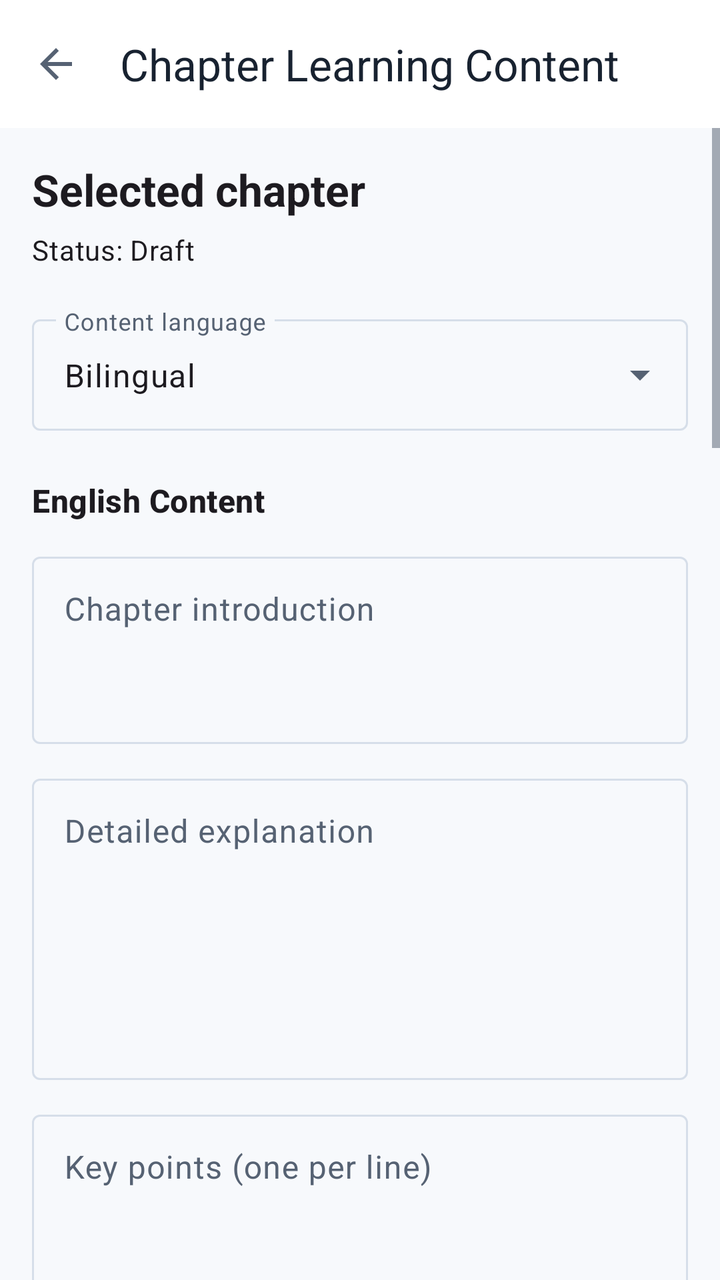
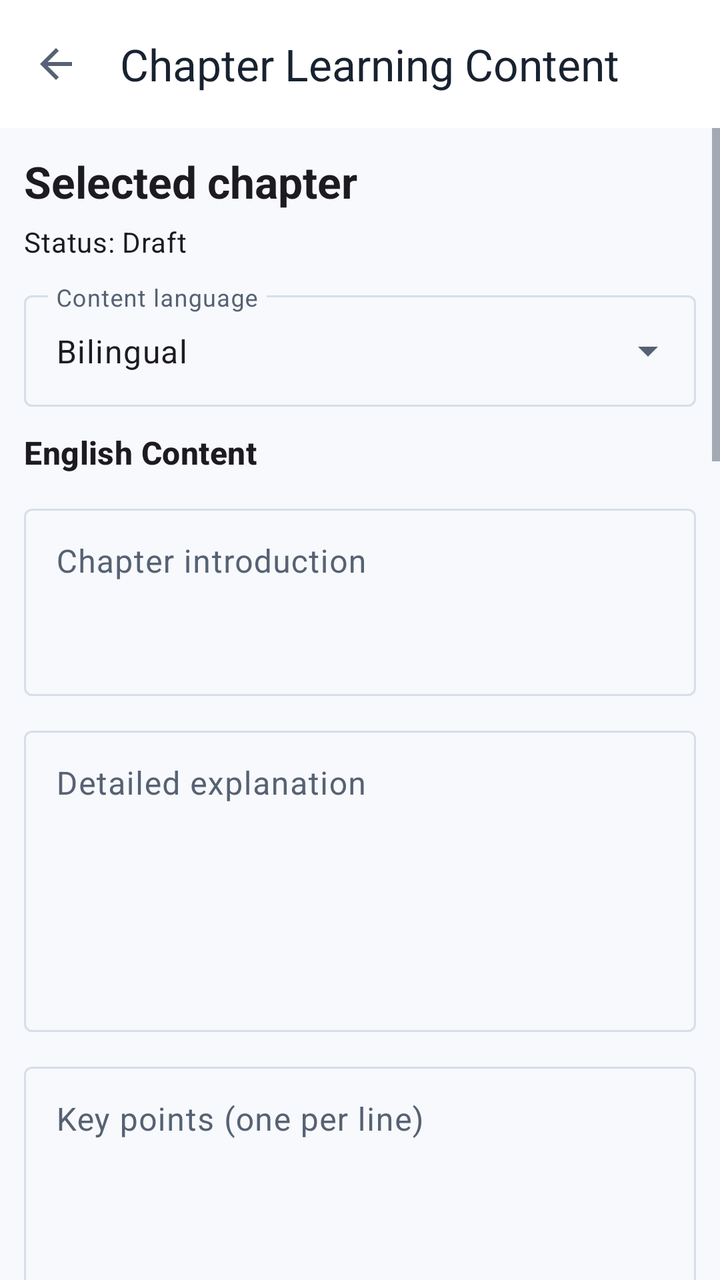

Compare the two renders of this Android layout. The source of the first and the diff that turns it into the second are given below.
<!-- AndroidManifest.xml: application theme Theme.StudySaathi -->
<!-- res/layout/activity_school_book_chapter_content_editor.xml -->
<?xml version="1.0" encoding="utf-8"?>
<androidx.coordinatorlayout.widget.CoordinatorLayout
    xmlns:android="http://schemas.android.com/apk/res/android"
    xmlns:app="http://schemas.android.com/apk/res-auto"
    android:layout_width="match_parent"
    android:layout_height="match_parent"
    android:background="?android:colorBackground">

    <LinearLayout
        android:layout_width="match_parent"
        android:layout_height="match_parent"
        android:orientation="vertical">

        <com.google.android.material.appbar.MaterialToolbar
            android:id="@+id/chapterContentToolbar"
            android:layout_width="match_parent"
            android:layout_height="?attr/actionBarSize"
            android:background="?attr/colorSurface"
            app:navigationIcon="@drawable/ic_arrow_back"
            app:title="Chapter Learning Content"
            app:titleTextColor="?attr/colorOnSurface" />

        <ScrollView
            android:id="@+id/chapterContentScrollView"
            android:layout_width="match_parent"
            android:layout_height="0dp"
            android:layout_weight="1"
            android:fillViewport="true">

            <LinearLayout
                android:layout_width="match_parent"
                android:layout_height="wrap_content"
                android:orientation="vertical"
                android:paddingStart="16dp"
                android:paddingTop="16dp"
                android:paddingEnd="16dp"
                android:paddingBottom="32dp">

                <TextView
                    android:id="@+id/chapterContentTitleTextView"
                    android:layout_width="match_parent"
                    android:layout_height="wrap_content"
                    android:text="Selected chapter"
                    android:textAppearance="@style/TextAppearance.Material3.TitleLarge"
                    android:textStyle="bold" />

                <TextView
                    android:id="@+id/chapterContentStatusTextView"
                    android:layout_width="match_parent"
                    android:layout_height="wrap_content"
                    android:layout_marginTop="6dp"
                    android:text="Status: Draft"
                    android:textAppearance="@style/TextAppearance.Material3.BodyMedium" />

                <com.google.android.material.textfield.TextInputLayout
                    android:id="@+id/chapterContentLanguageLayout"
                    style="@style/Widget.Material3.TextInputLayout.OutlinedBox.ExposedDropdownMenu"
                    android:layout_width="match_parent"
                    android:layout_height="wrap_content"
                    android:layout_marginTop="20dp"
                    android:hint="Content language">

                    <AutoCompleteTextView
                        android:id="@+id/chapterContentLanguageDropdown"
                        android:layout_width="match_parent"
                        android:layout_height="wrap_content"
                        android:inputType="none"
                        android:text="Bilingual" />

                </com.google.android.material.textfield.TextInputLayout>

                <TextView
                    android:layout_width="match_parent"
                    android:layout_height="wrap_content"
                    android:layout_marginTop="24dp"
                    android:text="English Content"
                    android:textAppearance="@style/TextAppearance.Material3.TitleMedium"
                    android:textStyle="bold" />

                <com.google.android.material.textfield.TextInputLayout
                    android:id="@+id/chapterIntroductionEnglishLayout"
                    style="@style/Widget.Material3.TextInputLayout.OutlinedBox"
                    android:layout_width="match_parent"
                    android:layout_height="wrap_content"
                    android:layout_marginTop="12dp"
                    android:hint="Chapter introduction">

                    <com.google.android.material.textfield.TextInputEditText
                        android:id="@+id/chapterIntroductionEnglishEditText"
                        android:layout_width="match_parent"
                        android:layout_height="wrap_content"
                        android:gravity="top|start"
                        android:inputType="textCapSentences|textMultiLine"
                        android:minLines="3" />

                </com.google.android.material.textfield.TextInputLayout>

                <com.google.android.material.textfield.TextInputLayout
                    android:id="@+id/detailedExplanationEnglishLayout"
                    style="@style/Widget.Material3.TextInputLayout.OutlinedBox"
                    android:layout_width="match_parent"
                    android:layout_height="wrap_content"
                    android:layout_marginTop="12dp"
                    android:hint="Detailed explanation">

                    <com.google.android.material.textfield.TextInputEditText
                        android:id="@+id/detailedExplanationEnglishEditText"
                        android:layout_width="match_parent"
                        android:layout_height="wrap_content"
                        android:gravity="top|start"
                        android:inputType="textCapSentences|textMultiLine"
                        android:minLines="6" />

                </com.google.android.material.textfield.TextInputLayout>

                <com.google.android.material.textfield.TextInputLayout
                    android:id="@+id/keyPointsEnglishLayout"
                    style="@style/Widget.Material3.TextInputLayout.OutlinedBox"
                    android:layout_width="match_parent"
                    android:layout_height="wrap_content"
                    android:layout_marginTop="12dp"
                    android:hint="Key points (one per line)">

                    <com.google.android.material.textfield.TextInputEditText
                        android:id="@+id/keyPointsEnglishEditText"
                        android:layout_width="match_parent"
                        android:layout_height="wrap_content"
                        android:gravity="top|start"
                        android:inputType="textCapSentences|textMultiLine"
                        android:minLines="4" />

                </com.google.android.material.textfield.TextInputLayout>

                <com.google.android.material.textfield.TextInputLayout
                    android:id="@+id/importantTermsEnglishLayout"
                    style="@style/Widget.Material3.TextInputLayout.OutlinedBox"
                    android:layout_width="match_parent"
                    android:layout_height="wrap_content"
                    android:layout_marginTop="12dp"
                    android:hint="Important terms and meanings">

                    <com.google.android.material.textfield.TextInputEditText
                        android:id="@+id/importantTermsEnglishEditText"
                        android:layout_width="match_parent"
                        android:layout_height="wrap_content"
                        android:gravity="top|start"
                        android:inputType="textCapSentences|textMultiLine"
                        android:minLines="3" />

                </com.google.android.material.textfield.TextInputLayout>

                <com.google.android.material.textfield.TextInputLayout
                    android:id="@+id/workedExamplesEnglishLayout"
                    style="@style/Widget.Material3.TextInputLayout.OutlinedBox"
                    android:layout_width="match_parent"
                    android:layout_height="wrap_content"
                    android:layout_marginTop="12dp"
                    android:hint="Worked examples">

                    <com.google.android.material.textfield.TextInputEditText
                        android:id="@+id/workedExamplesEnglishEditText"
                        android:layout_width="match_parent"
                        android:layout_height="wrap_content"
                        android:gravity="top|start"
                        android:inputType="textCapSentences|textMultiLine"
                        android:minLines="4" />

                </com.google.android.material.textfield.TextInputLayout>

                <com.google.android.material.textfield.TextInputLayout
                    android:id="@+id/chapterSummaryEnglishLayout"
                    style="@style/Widget.Material3.TextInputLayout.OutlinedBox"
                    android:layout_width="match_parent"
                    android:layout_height="wrap_content"
                    android:layout_marginTop="12dp"
                    android:hint="Chapter summary">

                    <com.google.android.material.textfield.TextInputEditText
                        android:id="@+id/chapterSummaryEnglishEditText"
                        android:layout_width="match_parent"
                        android:layout_height="wrap_content"
                        android:gravity="top|start"
                        android:inputType="textCapSentences|textMultiLine"
                        android:minLines="3" />

                </com.google.android.material.textfield.TextInputLayout>

                <TextView
                    android:layout_width="match_parent"
                    android:layout_height="wrap_content"
                    android:layout_marginTop="28dp"
                    android:text="हिन्दी सामग्री"
                    android:textAppearance="@style/TextAppearance.Material3.TitleMedium"
                    android:textStyle="bold" />

                <com.google.android.material.textfield.TextInputLayout
                    android:id="@+id/chapterIntroductionHindiLayout"
                    style="@style/Widget.Material3.TextInputLayout.OutlinedBox"
                    android:layout_width="match_parent"
                    android:layout_height="wrap_content"
                    android:layout_marginTop="12dp"
                    android:hint="अध्याय परिचय">

                    <com.google.android.material.textfield.TextInputEditText
                        android:id="@+id/chapterIntroductionHindiEditText"
                        android:layout_width="match_parent"
                        android:layout_height="wrap_content"
                        android:gravity="top|start"
                        android:inputType="textCapSentences|textMultiLine"
                        android:minLines="3" />

                </com.google.android.material.textfield.TextInputLayout>

                <com.google.android.material.textfield.TextInputLayout
                    android:id="@+id/detailedExplanationHindiLayout"
                    style="@style/Widget.Material3.TextInputLayout.OutlinedBox"
                    android:layout_width="match_parent"
                    android:layout_height="wrap_content"
                    android:layout_marginTop="12dp"
                    android:hint="विस्तृत व्याख्या">

                    <com.google.android.material.textfield.TextInputEditText
                        android:id="@+id/detailedExplanationHindiEditText"
                        android:layout_width="match_parent"
                        android:layout_height="wrap_content"
                        android:gravity="top|start"
                        android:inputType="textCapSentences|textMultiLine"
                        android:minLines="6" />

                </com.google.android.material.textfield.TextInputLayout>

                <com.google.android.material.textfield.TextInputLayout
                    android:id="@+id/keyPointsHindiLayout"
                    style="@style/Widget.Material3.TextInputLayout.OutlinedBox"
                    android:layout_width="match_parent"
                    android:layout_height="wrap_content"
                    android:layout_marginTop="12dp"
                    android:hint="मुख्य बिंदु (प्रत्येक नई पंक्ति में)">

                    <com.google.android.material.textfield.TextInputEditText
                        android:id="@+id/keyPointsHindiEditText"
                        android:layout_width="match_parent"
                        android:layout_height="wrap_content"
                        android:gravity="top|start"
                        android:inputType="textCapSentences|textMultiLine"
                        android:minLines="4" />

                </com.google.android.material.textfield.TextInputLayout>

                <com.google.android.material.textfield.TextInputLayout
                    android:id="@+id/importantTermsHindiLayout"
                    style="@style/Widget.Material3.TextInputLayout.OutlinedBox"
                    android:layout_width="match_parent"
                    android:layout_height="wrap_content"
                    android:layout_marginTop="12dp"
                    android:hint="महत्वपूर्ण शब्द और अर्थ">

                    <com.google.android.material.textfield.TextInputEditText
                        android:id="@+id/importantTermsHindiEditText"
                        android:layout_width="match_parent"
                        android:layout_height="wrap_content"
                        android:gravity="top|start"
                        android:inputType="textCapSentences|textMultiLine"
                        android:minLines="3" />

                </com.google.android.material.textfield.TextInputLayout>

                <com.google.android.material.textfield.TextInputLayout
                    android:id="@+id/workedExamplesHindiLayout"
                    style="@style/Widget.Material3.TextInputLayout.OutlinedBox"
                    android:layout_width="match_parent"
                    android:layout_height="wrap_content"
                    android:layout_marginTop="12dp"
                    android:hint="हल सहित उदाहरण">

                    <com.google.android.material.textfield.TextInputEditText
                        android:id="@+id/workedExamplesHindiEditText"
                        android:layout_width="match_parent"
                        android:layout_height="wrap_content"
                        android:gravity="top|start"
                        android:inputType="textCapSentences|textMultiLine"
                        android:minLines="4" />

                </com.google.android.material.textfield.TextInputLayout>

                <com.google.android.material.textfield.TextInputLayout
                    android:id="@+id/chapterSummaryHindiLayout"
                    style="@style/Widget.Material3.TextInputLayout.OutlinedBox"
                    android:layout_width="match_parent"
                    android:layout_height="wrap_content"
                    android:layout_marginTop="12dp"
                    android:hint="अध्याय सारांश">

                    <com.google.android.material.textfield.TextInputEditText
                        android:id="@+id/chapterSummaryHindiEditText"
                        android:layout_width="match_parent"
                        android:layout_height="wrap_content"
                        android:gravity="top|start"
                        android:inputType="textCapSentences|textMultiLine"
                        android:minLines="3" />

                </com.google.android.material.textfield.TextInputLayout>

                <com.google.android.material.textfield.TextInputLayout
                    android:id="@+id/estimatedReadingMinutesLayout"
                    style="@style/Widget.Material3.TextInputLayout.OutlinedBox"
                    android:layout_width="match_parent"
                    android:layout_height="wrap_content"
                    android:layout_marginTop="20dp"
                    android:hint="Estimated reading time (minutes)">

                    <com.google.android.material.textfield.TextInputEditText
                        android:id="@+id/estimatedReadingMinutesEditText"
                        android:layout_width="match_parent"
                        android:layout_height="wrap_content"
                        android:inputType="number"
                        android:maxLength="3" />

                </com.google.android.material.textfield.TextInputLayout>

                <com.google.android.material.button.MaterialButton
                    android:id="@+id/saveChapterContentDraftButton"
                    android:layout_width="match_parent"
                    android:layout_height="wrap_content"
                    android:layout_marginTop="24dp"
                    android:text="Save Draft" />

                <com.google.android.material.button.MaterialButton
                    android:id="@+id/submitChapterContentReviewButton"
                    style="@style/Widget.Material3.Button.OutlinedButton"
                    android:layout_width="match_parent"
                    android:layout_height="wrap_content"
                    android:layout_marginTop="10dp"
                    android:text="Submit for Parent Review" />

                <com.google.android.material.button.MaterialButton
                    android:id="@+id/approveChapterContentButton"
                    android:layout_width="match_parent"
                    android:layout_height="wrap_content"
                    android:layout_marginTop="10dp"
                    android:text="Approve for Child Mode"
                    app:backgroundTint="@android:color/holo_green_dark" />

            </LinearLayout>

        </ScrollView>

        <ProgressBar
            android:id="@+id/chapterContentProgressBar"
            android:layout_width="wrap_content"
            android:layout_height="wrap_content"
            android:layout_gravity="center"
            android:visibility="gone" />

    </LinearLayout>

</androidx.coordinatorlayout.widget.CoordinatorLayout>
<!-- resources referenced by this layout -->
<resources>
  <!-- drawable ic_arrow_back (drawable) -->
  <?xml version="1.0" encoding="utf-8"?>
  <vector xmlns:android="http://schemas.android.com/apk/res/android"
      android:width="24dp"
      android:height="24dp"
      android:viewportWidth="24"
      android:viewportHeight="24">
  
      <path
          android:fillColor="?attr/colorControlNormal"
          android:pathData="M20,11H7.83l5.59,-5.59L12,4l-8,8 8,8 1.42,-1.41L7.83,13H20v-2z" />
  
  </vector>
  <color name="ss_primary">#2457C5</color>
  <color name="ss_on_primary">#FFFFFF</color>
  <color name="ss_blue_soft">#EAF2FF</color>
  <color name="ss_primary_dark">#173F99</color>
  <color name="ss_secondary">#087F8C</color>
  <color name="ss_on_secondary">#FFFFFF</color>
  <color name="ss_teal_soft">#EAF8F8</color>
  <color name="ss_tertiary">#8A5A00</color>
  <color name="ss_on_tertiary">#FFFFFF</color>
  <color name="ss_yellow_soft">#FFF8E8</color>
  <color name="ss_background">#F7F9FC</color>
  <color name="ss_surface">#FFFFFF</color>
  <color name="ss_surface_soft">#F0F4FA</color>
  <color name="ss_text_primary">#182230</color>
  <color name="ss_text_secondary">#566273</color>
  <color name="ss_outline">#D6DEE9</color>
  <color name="ss_error">#BA1A1A</color>
  <color name="white">#FFFFFFFF</color>
  <color name="ss_red_soft">#FFF0F0</color>
  <!-- drawable bg_app_soft_mix (drawable) -->
  <?xml version="1.0" encoding="utf-8"?>
  <shape xmlns:android="http://schemas.android.com/apk/res/android"
      android:shape="rectangle">
  
      <gradient
          android:angle="270"
          android:centerColor="#F2FBF3"
          android:endColor="#EEF7FF"
          android:startColor="#FFF2F2"
          android:type="linear" />
  
  </shape>
  <!-- unchanged entries left out for length: 1 -->
</resources>

<!-- the commit's change to res/layout/activity_school_book_chapter_content_editor.xml (unified diff, before → after) -->
@@ -31,10 +31,10 @@
                 android:layout_width="match_parent"
                 android:layout_height="wrap_content"
                 android:orientation="vertical"
-                android:paddingStart="16dp"
-                android:paddingTop="16dp"
-                android:paddingEnd="16dp"
-                android:paddingBottom="32dp">
+                android:paddingStart="12dp"
+                android:paddingTop="12dp"
+                android:paddingEnd="12dp"
+                android:paddingBottom="12dp">
 
                 <TextView
                     android:id="@+id/chapterContentTitleTextView"
@@ -57,13 +57,17 @@
                     style="@style/Widget.Material3.TextInputLayout.OutlinedBox.ExposedDropdownMenu"
                     android:layout_width="match_parent"
                     android:layout_height="wrap_content"
-                    android:layout_marginTop="20dp"
+                    android:layout_marginTop="12dp"
                     android:hint="Content language">
 
                     <AutoCompleteTextView
                         android:id="@+id/chapterContentLanguageDropdown"
                         android:layout_width="match_parent"
                         android:layout_height="wrap_content"
+                                android:dropDownHeight="320dp"
+                                android:popupElevation="8dp"
+                                android:popupBackground="@drawable/bg_professional_dropdown_popup"
+                                android:verticalOffset="6dp"
                         android:inputType="none"
                         android:text="Bilingual" />
 
@@ -72,7 +76,7 @@
                 <TextView
                     android:layout_width="match_parent"
                     android:layout_height="wrap_content"
-                    android:layout_marginTop="24dp"
+                    android:layout_marginTop="12dp"
                     android:text="English Content"
                     android:textAppearance="@style/TextAppearance.Material3.TitleMedium"
                     android:textStyle="bold" />
@@ -188,7 +192,7 @@
                 <TextView
                     android:layout_width="match_parent"
                     android:layout_height="wrap_content"
-                    android:layout_marginTop="28dp"
+                    android:layout_marginTop="12dp"
                     android:text="हिन्दी सामग्री"
                     android:textAppearance="@style/TextAppearance.Material3.TitleMedium"
                     android:textStyle="bold" />
@@ -306,7 +310,7 @@
                     style="@style/Widget.Material3.TextInputLayout.OutlinedBox"
                     android:layout_width="match_parent"
                     android:layout_height="wrap_content"
-                    android:layout_marginTop="20dp"
+                    android:layout_marginTop="12dp"
                     android:hint="Estimated reading time (minutes)">
 
                     <com.google.android.material.textfield.TextInputEditText
@@ -322,7 +326,7 @@
                     android:id="@+id/saveChapterContentDraftButton"
                     android:layout_width="match_parent"
                     android:layout_height="wrap_content"
-                    android:layout_marginTop="24dp"
+                    android:layout_marginTop="12dp"
                     android:text="Save Draft" />
 
                 <com.google.android.material.button.MaterialButton
<!-- resource entries referenced after the edit -->
@@ -1,5 +1,20 @@
 <!-- resources referenced by this layout -->
 <resources>
+  <!-- drawable bg_professional_dropdown_popup (drawable) -->
+  <?xml version="1.0" encoding="utf-8"?>
+  <shape xmlns:android="http://schemas.android.com/apk/res/android"
+      android:shape="rectangle">
+      <solid android:color="@color/ss_surface" />
+      <corners android:radius="16dp" />
+      <stroke
+          android:width="1dp"
+          android:color="@color/ss_outline" />
+      <padding
+          android:left="4dp"
+          android:top="6dp"
+          android:right="4dp"
+          android:bottom="6dp" />
+  </shape>
   <!-- drawable ic_arrow_back (drawable) -->
   <?xml version="1.0" encoding="utf-8"?>
   <vector xmlns:android="http://schemas.android.com/apk/res/android"
